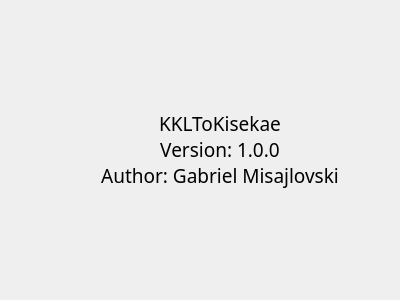
Before: the Qt Designer form About.ui in Ebagigi/KKLtoKisekae, drawn with Qt 5.
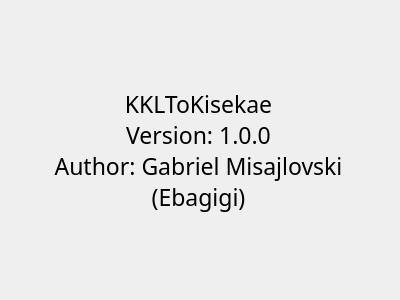
After: the same form once the commit is applied.

Commit message: About Window Now Working

The edit to the form file:
```diff
--- a/About.ui
+++ b/About.ui
@@ -1,7 +1,10 @@
 <?xml version="1.0" encoding="UTF-8"?>
 <ui version="4.0">
- <class>Form</class>
- <widget class="QWidget" name="Form">
+ <class>About</class>
+ <widget class="QDialog" name="About">
+  <property name="enabled">
+   <bool>true</bool>
+  </property>
   <property name="geometry">
    <rect>
     <x>0</x>
@@ -13,39 +16,30 @@
   <property name="windowTitle">
    <string>Form</string>
   </property>
-  <widget class="QWidget" name="verticalLayoutWidget">
-   <property name="geometry">
-    <rect>
-     <x>-1</x>
-     <y>-1</y>
-     <width>442</width>
-     <height>301</height>
-    </rect>
-   </property>
-   <layout class="QVBoxLayout" name="verticalLayout_2">
-    <item>
-     <layout class="QHBoxLayout" name="horizontalLayout_7">
-      <item>
        <widget class="QLabel" name="aboutLabel">
+   <property name="geometry">
+    <rect>
+     <x>-2</x>
+     <y>5</y>
+     <width>401</width>
+     <height>291</height>
+    </rect>
+   </property>
         <property name="font">
          <font>
           <family>Snap ITC</family>
-          <pointsize>14</pointsize>
+     <pointsize>17</pointsize>
          </font>
         </property>
         <property name="text">
          <string>KKLToKisekae
 Version: 1.0.0
-Author: Gabriel Misajlovski</string>
+Author: Gabriel Misajlovski
+(Ebagigi)</string>
         </property>
         <property name="alignment">
          <set>Qt::AlignmentFlag::AlignCenter</set>
         </property>
-       </widget>
-      </item>
-     </layout>
-    </item>
-   </layout>
   </widget>
  </widget>
  <resources/>
```
Left out of the diff: 2 changed lines with no effect on the pictures. Lines whose indentation alone changed are shown as unchanged. The commit also changes 2 other files.
